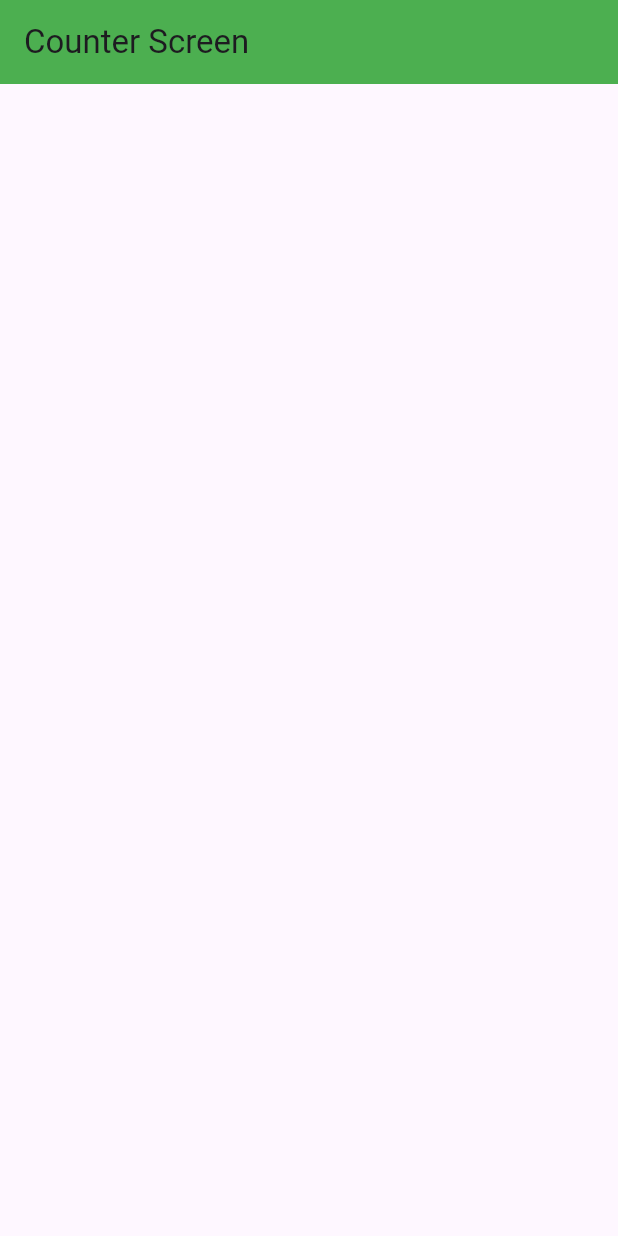
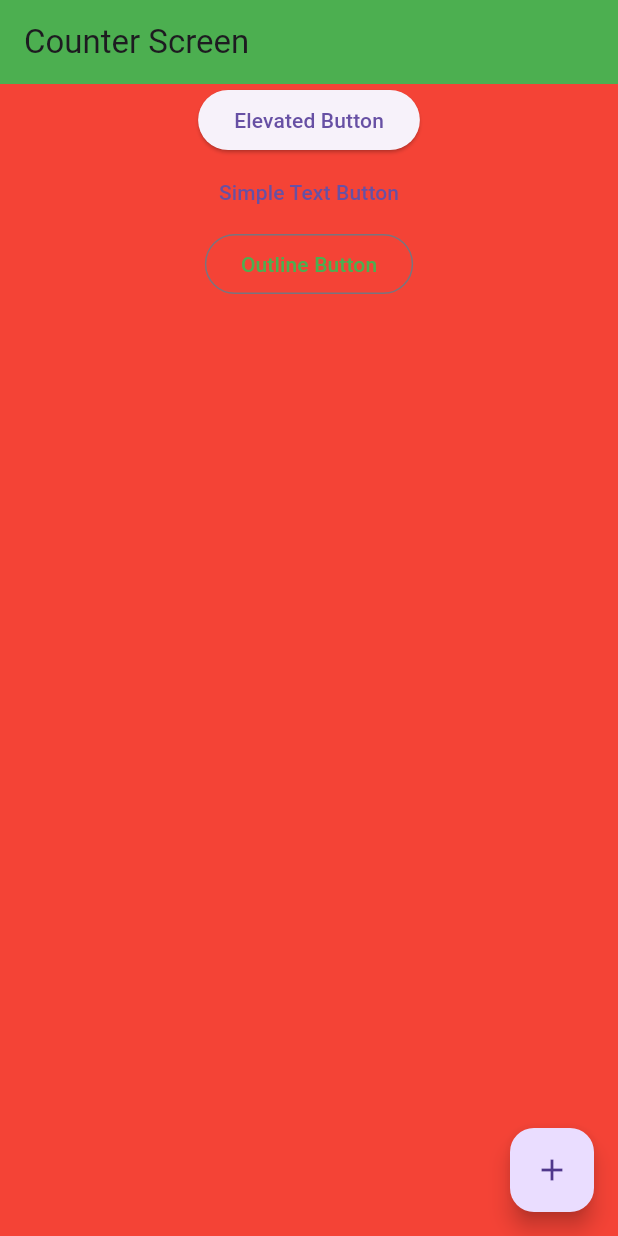
Before and after one commit to Sheraz788/30DaysOfFlutter, a Flutter app: the screen it shows after launch, on a phone screen of 412 x 824 dp. Run offline on Flutter 3.47's test engine with Material 3 defaults, Android fonts, the phone set to English and light mode, and no system bars.

Commit message:
Explored multiple Flutter Built-in buttons

```diff
--- a/lib/main.dart
+++ b/lib/main.dart
@@ -54,6 +54,7 @@ class MyApp extends StatelessWidget {
       routes: {
         "/home" : (context) => CounterScreen(),
       },
+
     );
   }
 
--- a/lib/widgets/CounterScreen.dart
+++ b/lib/widgets/CounterScreen.dart
@@ -10,13 +10,21 @@ class CounterScreen extends StatelessWidget {
         title: Text("Counter Screen"),
       ),
       body: Container(
-        decoration: BoxDecoration(color: Colors.white),
-        child: Row(
+        width: MediaQuery.of(context).size.width,
+        decoration: BoxDecoration(color: Colors.red),
+        child: Column(
           children: [
-
+            ElevatedButton(onPressed: (){
+              print("Increase Tapped");
+            }, child: Text("Elevated Button")),
+            TextButton(onPressed: (){}, child: Text("Simple Text Button")),
+            OutlinedButton(onPressed: (){}, child: Text("Outline Button", style: TextStyle(
+              color: Colors.green,
+            )))
           ],
         ),
-      )
+      ),
+      floatingActionButton: FloatingActionButton(onPressed: (){},child: Icon(Icons.add),),
     );
   }
 }
```
